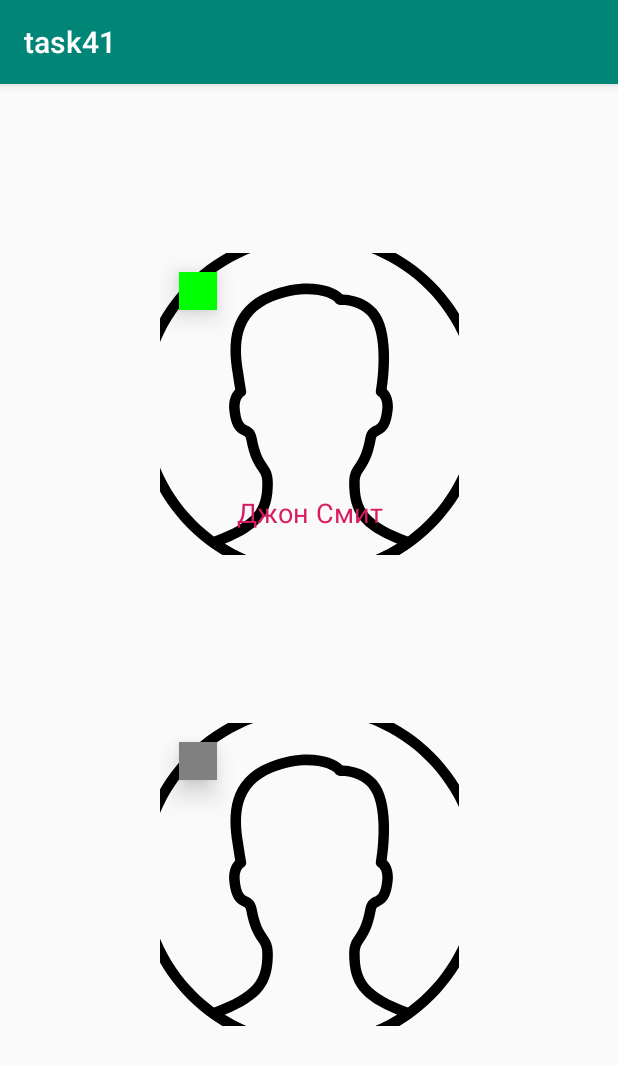
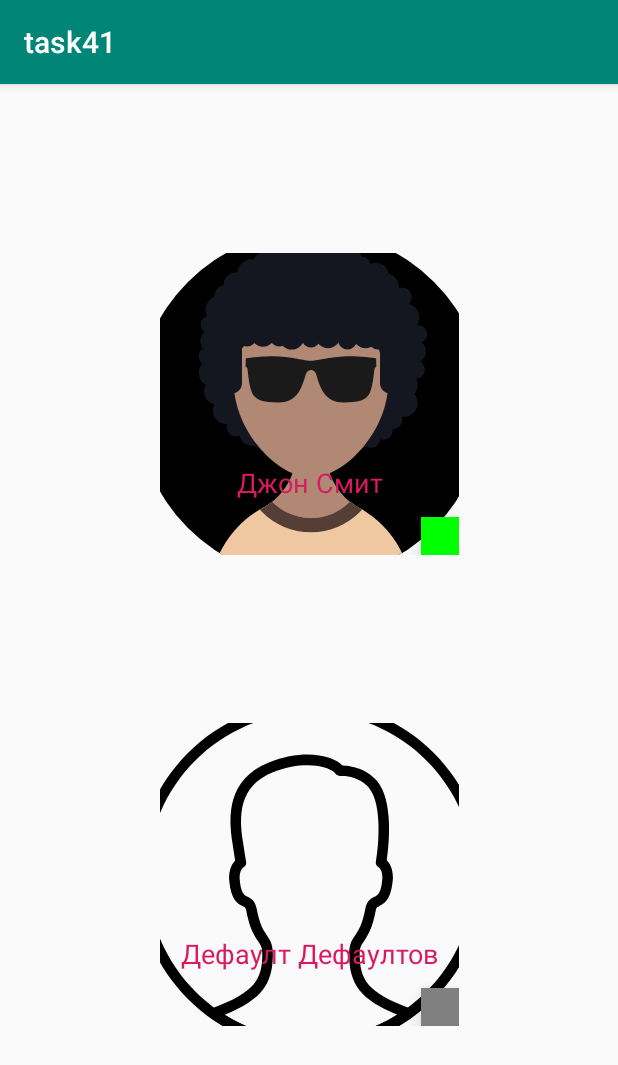
Before and after one commit to bl1n/task41, an Android app: the screen it shows after launch (MainActivity), on a phone screen of 412 x 824 dp. Shown: the top 1065 px of the screen. Run offline under Robolectric (Android 15) with nearby library versions, the phone set to English and light mode, and no system bars; our stand-ins replace Picasso.

Commit message:
all done

```diff
--- a/app/src/main/java/team/lf/task41/AvatarView.java
+++ b/app/src/main/java/team/lf/task41/AvatarView.java
@@ -20,7 +20,7 @@ public class AvatarView extends ConstraintLayout {
     private ImageView mPhoto;
 
     public AvatarView(Context context) {
-        this(context,null);
+        this(context, null);
     }
 
     public AvatarView(Context context, @Nullable AttributeSet attrs) {
@@ -36,34 +36,36 @@ public class AvatarView extends ConstraintLayout {
         mPhoto = findViewById(R.id.photo);
 
         TypedArray mainTypedArray = context.getTheme()
-                .obtainStyledAttributes(attrs, R.styleable.AvatarView,0,R.style.AppTheme);
-        String nameText = mainTypedArray.getString(R.styleable.AvatarView_nameText);
+                .obtainStyledAttributes(attrs, R.styleable.AvatarView, 0, R.style.AppTheme);
+        String nameText = mainTypedArray.getString(R.styleable.AvatarView_name);
         setName(nameText);
 
-        int imageResource = mainTypedArray.getInt(R.styleable.AvatarView_photo, R.drawable.ic_man);
+        int imageResource = mainTypedArray.getResourceId(R.styleable.AvatarView_photo, R.drawable.ic_man);
         setPhoto(imageResource);
 
-        Boolean status = mainTypedArray.getBoolean(R.styleable.AvatarView_status,false);
+        Boolean status = mainTypedArray.getBoolean(R.styleable.AvatarView_isOnline, false);
         setStatus(status);
 
         mainTypedArray.recycle();
     }
 
-    public void setName(CharSequence name){
-        mName.setText(name);
+    public void setName(CharSequence name) {
+        if (!TextUtils.isEmpty(name))
+            mName.setText(name);
+        else mName.setText("Дефаулт Дефаултов");
     }
-    public void setPhoto(int  imageResource){
-        if(imageResource!=0){
+
+    public void setPhoto(int imageResource) {
+        if (imageResource != 0) {
             mPhoto.setImageResource(imageResource);
-        }
-        else{
+        } else {
             mPhoto.setImageResource(R.drawable.ic_man);
         }
     }
 
     public void setStatus(Boolean isOnline) {
-        mStatus.setBackgroundColor(isOnline?
+        mStatus.setBackgroundColor(isOnline ?
                 getResources().getColor(R.color.colorOnline)
-                :getResources().getColor(R.color.colorOffline));
+                : getResources().getColor(R.color.colorOffline));
     }
 }
--- a/app/src/main/res/layout/activity_main.xml
+++ b/app/src/main/res/layout/activity_main.xml
@@ -15,9 +15,9 @@
         app:layout_constraintHorizontal_bias="0.502"
         app:layout_constraintStart_toStartOf="parent"
         app:layout_constraintTop_toTopOf="parent"
-        app:status="true"
+        app:isOnline="true"
         app:photo="@drawable/ic_boy"
-        app:nameText="Джон Смит"/>
+        app:name="Джон Смит"/>
 
     <team.lf.task41.AvatarView
         android:id="@+id/imageView1"
--- a/app/src/main/res/layout/avatar_view.xml
+++ b/app/src/main/res/layout/avatar_view.xml
@@ -13,8 +13,8 @@
         app:layout_constraintEnd_toEndOf="parent"
         app:layout_constraintStart_toStartOf="parent"
         app:layout_constraintTop_toTopOf="parent"
-        android:contentDescription="@string/todo"
-        />
+        tools:srcCompat="@tools:sample/avatars"
+        android:contentDescription="@string/todo" />
 
     <View
         android:id="@+id/status"
@@ -23,22 +23,18 @@
         android:background="@color/colorOffline"
         android:elevation="10dp"
         app:layout_constraintBottom_toBottomOf="parent"
-        app:layout_constraintEnd_toEndOf="parent"
-        app:layout_constraintHorizontal_bias="0.072"
-        app:layout_constraintStart_toStartOf="parent"
-        app:layout_constraintTop_toTopOf="parent"
-        app:layout_constraintVertical_bias="0.072" />
+        app:layout_constraintEnd_toEndOf="parent" />
 
     <TextView
         android:id="@+id/name"
         android:layout_width="wrap_content"
         android:layout_height="wrap_content"
-        android:layout_marginBottom="16dp"
-        android:text="Федор Степанович"
+        android:layout_marginBottom="36dp"
         android:textColor="@color/colorAccent"
         android:textSize="18sp"
         app:layout_constraintBottom_toBottomOf="parent"
         app:layout_constraintEnd_toEndOf="parent"
-        app:layout_constraintStart_toStartOf="parent" />
+        app:layout_constraintStart_toStartOf="parent"
+        />
 
 </merge>
--- a/app/src/main/res/values/attrs.xml
+++ b/app/src/main/res/values/attrs.xml
@@ -1,8 +1,8 @@
 <?xml version="1.0" encoding="utf-8"?>
 <resources>
     <declare-styleable name="AvatarView">
-        <attr name="nameText" format="string|reference"/>
-        <attr name="status" format="boolean"/>
-        <attr name="photo" format="integer"/>
+        <attr name="name" format="string|reference"/>
+        <attr name="isOnline" format="boolean"/>
+        <attr name="photo" format="reference"/>
     </declare-styleable>
 </resources>
```
